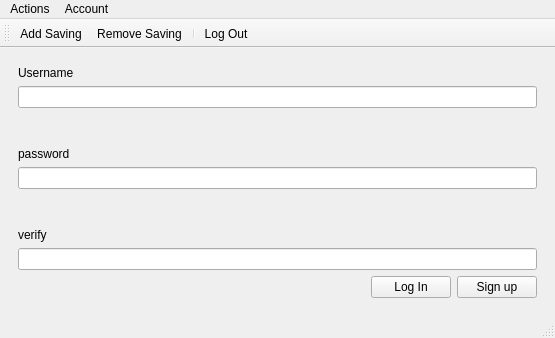
EmreBilal98/Saving_Organizator, file mainwindow.ui: the form before one commit.
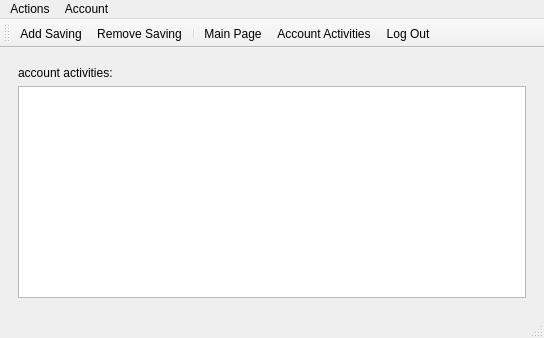
The form after the commit. Icons and pictures are not drawn.

Commit message: yazılan html dosyası account activities kısmında okunarak sistemde eski hareketleri gözlemleme menüsü oluşturuldu

What changed in the file:
```diff
--- a/mainwindow.ui
+++ b/mainwindow.ui
@@ -6,7 +6,7 @@
    <rect>
     <x>0</x>
     <y>0</y>
-    <width>555</width>
+    <width>544</width>
     <height>338</height>
    </rect>
   </property>
@@ -93,6 +93,20 @@
           </item>
          </layout>
         </widget>
+        <widget class="QWidget" name="page_4">
+         <layout class="QGridLayout" name="gridLayout_3">
+          <item row="0" column="0">
+           <widget class="QLabel" name="label_7">
+            <property name="text">
+             <string>account activities:</string>
+            </property>
+           </widget>
+          </item>
+          <item row="1" column="0">
+           <widget class="QTextEdit" name="textEdit"/>
+          </item>
+         </layout>
+        </widget>
         <widget class="QWidget" name="page_3">
          <layout class="QGridLayout" name="gridLayout_2">
           <item row="0" column="0">
@@ -199,7 +213,7 @@
     <rect>
      <x>0</x>
      <y>0</y>
-     <width>555</width>
+     <width>544</width>
      <height>22</height>
     </rect>
    </property>
@@ -233,6 +247,8 @@
    <addaction name="actionAdd_Saving"/>
    <addaction name="actionRemove_Saving"/>
    <addaction name="separator"/>
+   <addaction name="actionMain_Page"/>
+   <addaction name="actionAccount_Activities"/>
    <addaction name="actionLog_Out"/>
   </widget>
   <action name="actionAdd_Saving">
@@ -268,6 +284,28 @@
     <enum>QAction::MenuRole::NoRole</enum>
    </property>
   </action>
+  <action name="actionAccount_Activities">
+   <property name="icon">
+    <iconset theme="scanner"/>
+   </property>
+   <property name="text">
+    <string>Account Activities</string>
+   </property>
+   <property name="menuRole">
+    <enum>QAction::MenuRole::NoRole</enum>
+   </property>
+  </action>
+  <action name="actionMain_Page">
+   <property name="icon">
+    <iconset theme="go-home"/>
+   </property>
+   <property name="text">
+    <string>Main Page</string>
+   </property>
+   <property name="menuRole">
+    <enum>QAction::MenuRole::NoRole</enum>
+   </property>
+  </action>
  </widget>
  <resources/>
  <connections/>
```
Left out of the diff: 2 changed lines with no effect on the pictures. The commit also changes 9 other files.
